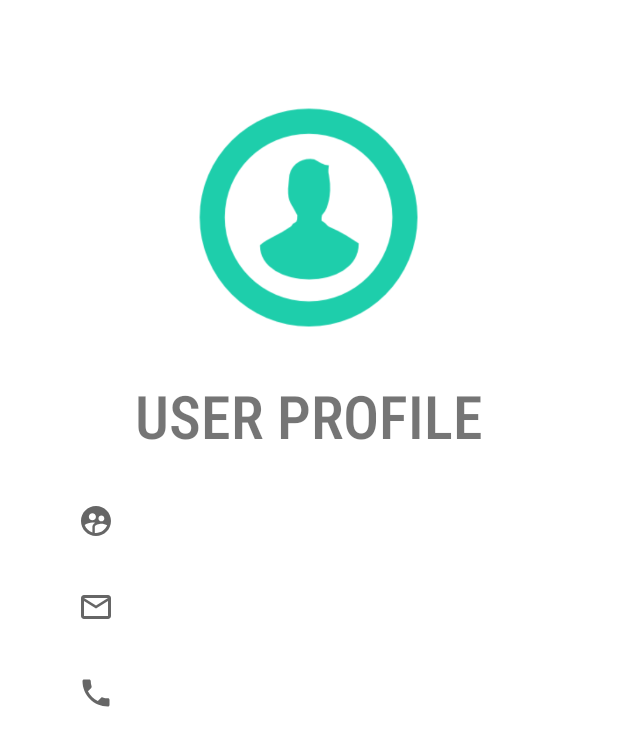
After one commit to karthika251199/Aayush, an Android app: the Profile screen opened directly, with no data from a screen before it, on a phone screen of 412 x 824 dp. The commit adds this screen. Shown: the top 746 px of the screen. Run offline under Robolectric (Android 15) with nearby library versions, the phone set to English and light mode, and no system bars; our stand-ins replace Firebase (no records; nobody signed in at launch, a user with empty details on screens opened directly).

Commit message:
profile commit

```diff
--- /dev/null
+++ b/app/src/main/java/com/example/aaush/Profile.java
@@ -0,0 +1,48 @@
+package com.example.aaush;
+
+import androidx.annotation.Nullable;
+import androidx.appcompat.app.AppCompatActivity;
+
+import android.os.Bundle;
+import android.widget.TextView;
+
+import com.google.firebase.auth.FirebaseAuth;
+import com.google.firebase.firestore.DocumentReference;
+import com.google.firebase.firestore.DocumentSnapshot;
+import com.google.firebase.firestore.EventListener;
+import com.google.firebase.firestore.FirebaseFirestore;
+import com.google.firebase.firestore.FirebaseFirestoreException;
+
+public class Profile extends AppCompatActivity {
+
+    TextView fullName,email,phone;
+    FirebaseFirestore fStore;
+    FirebaseAuth fAuth;
+    String userID;
+
+    @Override
+    protected void onCreate(Bundle savedInstanceState) {
+        super.onCreate(savedInstanceState);
+        setContentView(R.layout.activity_profile);
+        phone = findViewById(R.id.profilePhone);
+        fullName = findViewById(R.id.profileName);
+        email = findViewById(R.id.profileEmail);
+
+        fAuth = FirebaseAuth.getInstance();
+        fStore =FirebaseFirestore.getInstance();
+
+        userID = fAuth.getCurrentUser().getUid();
+
+        DocumentReference documentReference = fStore.collection("users").document(userID);
+        documentReference.addSnapshotListener(this, new EventListener<DocumentSnapshot>() {
+            @Override
+            public void onEvent(@Nullable DocumentSnapshot documentSnapshot, @Nullable FirebaseFirestoreException e) {
+
+                phone.setText(documentSnapshot.getString("phone"));
+                fullName.setText(documentSnapshot.getString("fName"));
+                email.setText(documentSnapshot.getString("email"));
+
+            }
+        });
+    }
+}
--- /dev/null
+++ b/app/src/main/res/layout/activity_profile.xml
@@ -0,0 +1,68 @@
+<?xml version="1.0" encoding="utf-8"?>
+<LinearLayout
+    xmlns:android="http://schemas.android.com/apk/res/android"
+    xmlns:app="http://schemas.android.com/apk/res-auto"
+    xmlns:tools="http://schemas.android.com/tools"
+    android:layout_width="match_parent"
+    android:layout_height="match_parent"
+    android:orientation="vertical"
+    android:background="#fff"
+    tools:context=".Profile"
+    android:padding="20dp">
+
+    <ImageView
+        android:layout_width="150dp"
+        android:layout_height="150dp"
+        android:layout_marginTop="50dp"
+        android:layout_gravity="center_horizontal"
+        android:src="@drawable/user"
+        android:id="@+id/userPic"/>
+
+    <TextView
+        android:layout_width="wrap_content"
+        android:layout_height="wrap_content"
+        android:text="USER PROFILE"
+        android:layout_gravity="center_horizontal"
+        android:layout_marginTop="30dp"
+        android:textSize="40dp"
+        android:fontFamily="sans-serif-condensed-medium"
+        />
+
+    <TextView
+        android:id="@+id/profileName"
+        android:layout_width="347dp"
+        android:layout_height="wrap_content"
+        android:layout_marginTop="30dp"
+        android:layout_marginLeft="20dp"
+        android:fontFamily="sans-serif-condensed-medium"
+        android:layout_gravity="center_horizontal"
+        android:drawableLeft="@drawable/ic_user"
+        android:text="  User"
+        android:textSize="20dp" />
+
+    <TextView
+        android:id="@+id/profileEmail"
+        android:layout_width="347dp"
+        android:layout_height="wrap_content"
+        android:layout_gravity="center_horizontal"
+        android:layout_marginLeft="20dp"
+        android:layout_marginTop="30dp"
+        android:fontFamily="sans-serif-condensed-medium"
+        android:drawableLeft="@drawable/ic_message"
+        android:text="  Email"
+        android:textSize="20dp" />
+
+    <TextView
+        android:layout_width="347dp"
+        android:layout_height="wrap_content"
+        android:layout_gravity="center_horizontal"
+        android:layout_marginTop="30dp"
+        android:layout_marginLeft="20dp"
+        android:fontFamily="sans-serif-condensed-medium"
+        android:drawableLeft="@drawable/ic_baseline_local_phone_24"
+        android:text="  Phone"
+        android:textSize="20dp"
+        android:id="@+id/profilePhone"/>
+
+
+</LinearLayout>
```
Also changed, not shown: app/src/main/AndroidManifest.xml (+13 -4 lines), app/src/main/java/com/example/aaush/HomePage.java (+39 -2 lines), app/src/main/java/com/example/aaush/Logout.java (added, +23 -0 lines), app/src/main/res/layout/activity_home_page.xml (+0 -10 lines), app/src/main/res/layout/activity_logout.xml (added, +9 -0 lines), app/src/main/res/drawable/user.png (added).
